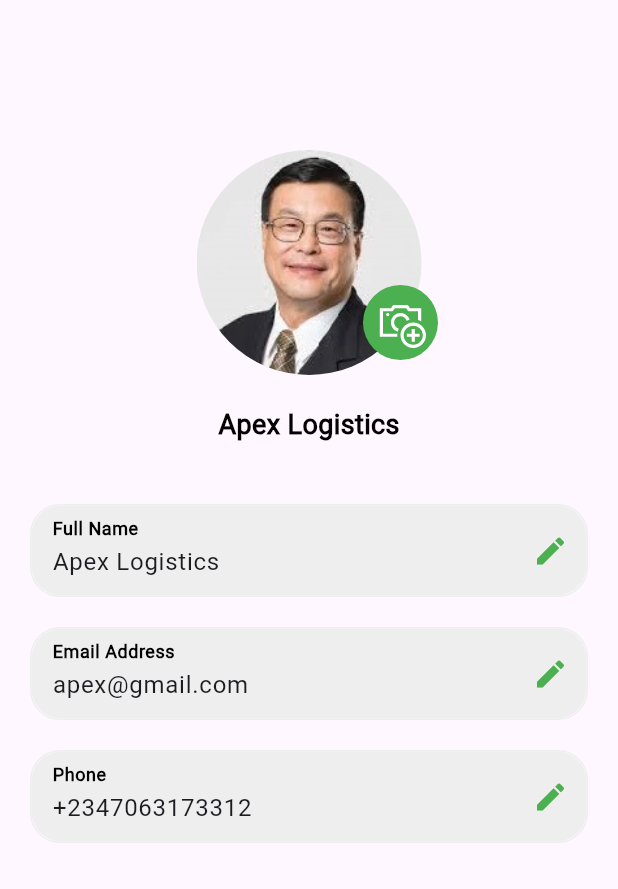
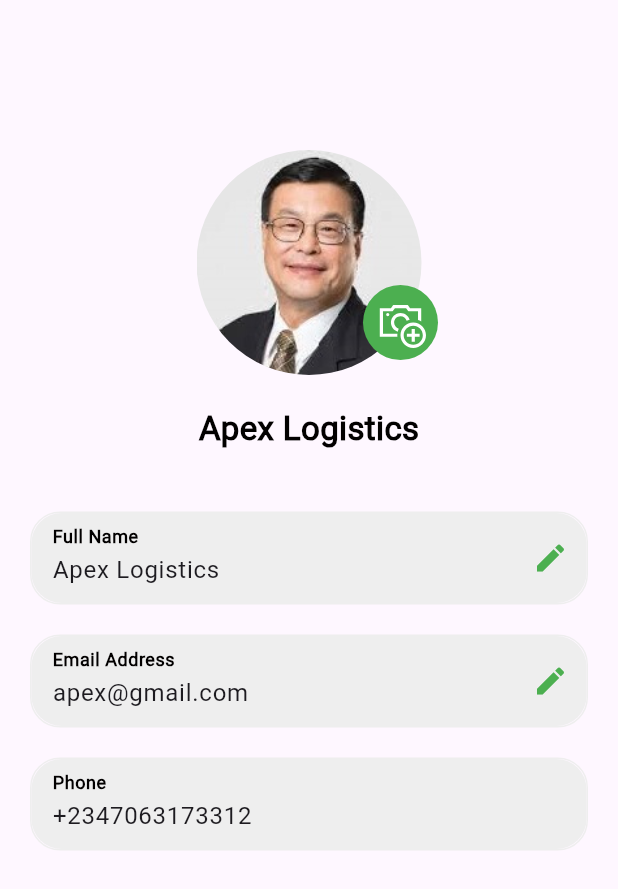
Before and after one commit to vastoutlet/apex_logistics, a Flutter app: the Profile screen opened by its route, on a phone screen of 412 x 824 dp. Shown: the top 889 px of the screen. Run offline on Flutter 3.47's test engine with Material 3 defaults, Android fonts, the light colour scheme and no system bars; our stand-ins replace animated_splash_screen, dotted_line, firebase_core, flutter_slidable, flutter_styled_toast, flutter_svg and 9 more; missing offline and left inert: another_stepper; accounts and stored records are empty.

Commit message:
:refactor: Profile screen (edit textfields)

```diff
--- a/lib/views/auth/profile.dart
+++ b/lib/views/auth/profile.dart
@@ -1,6 +1,4 @@
-import 'dart:convert';
-
-import 'package:apex_logistics/components/defaultForm.dart';
+import 'package:apex_logistics/components/defaultButton.dart';
 import 'package:apex_logistics/components/defaultText.dart';
 import 'package:apex_logistics/controllers/profile_controller.dart';
 import 'package:apex_logistics/utils/constant.dart';
@@ -18,8 +16,17 @@ class Profile extends StatelessWidget {
   @override
   Widget build(BuildContext context) {
     return Scaffold(
-      body: Padding(
-        padding: const EdgeInsets.symmetric(horizontal: 20.0, vertical: 100.0),
+      body: LayoutBuilder(
+        builder: (context, constraints) {
+          return SingleChildScrollView(
+            child: ConstrainedBox(
+              constraints: BoxConstraints(
+                  minHeight: constraints.minHeight,
+                  minWidth: constraints.minWidth),
+              child: IntrinsicHeight(
+                child: Padding(
+                  padding: const EdgeInsets.symmetric(
+                      horizontal: 20.0, vertical: 100.0),
                   child: Column(
                     children: [
                       Obx(() => controller.image.value == ''
@@ -64,7 +71,8 @@ class Profile extends StatelessWidget {
                                         !controller.showSelectionCard.value;
                                   },
                                   child: Container(
-                          padding: const EdgeInsets.symmetric(vertical: 8.0),
+                                    padding: const EdgeInsets.symmetric(
+                                        vertical: 8.0),
                                     width: 50,
                                     height: 50,
                                     decoration: BoxDecoration(
@@ -88,26 +96,30 @@ class Profile extends StatelessWidget {
                                             children: [
                                               InkWell(
                                                 onTap: () async {
-                                        await controller
-                                            .getImage(ImageSource.gallery);
+                                                  await controller.getImage(
+                                                      context,
+                                                      ImageSource.gallery);
                                                 },
                                                 child: const Row(
                                                   children: [
                                                     Icon(Icons.image, size: 30),
                                                     SizedBox(width: 10.0),
-                                          DefaultText(text: "Gallery"),
+                                                    DefaultText(
+                                                        text: "Gallery"),
                                                   ],
                                                 ),
                                               ),
                                               const SizedBox(height: 20.0),
                                               InkWell(
                                                 onTap: () async {
-                                        await controller
-                                            .getImage(ImageSource.camera);
+                                                  await controller.getImage(
+                                                      context,
+                                                      ImageSource.camera);
                                                 },
                                                 child: const Row(
                                                   children: [
-                                          Icon(Icons.camera_alt, size: 30),
+                                                    Icon(Icons.camera_alt,
+                                                        size: 30),
                                                     SizedBox(width: 10.0),
                                                     DefaultText(text: "Camera"),
                                                   ],
@@ -122,52 +134,81 @@ class Profile extends StatelessWidget {
                       const SizedBox(height: 20.0),
                       DefaultText(
                         text: controller.profileSnapshot.value.name,
-              size: 18.0,
+                        size: 22.0,
                         weight: FontWeight.bold,
                       ),
                       const SizedBox(height: 40.0),
                       Form(
                           child: Column(
                         children: [
-                ProfileTextField(
+                          Obx(() => ProfileTextField(
                                 controller: controller.name,
                                 labelText: "Full Name",
-                ),
+                                readonly: controller.nameReadOnly.value,
+                                borderColor: controller.nameBorderColor.value,
+                                suffixIcon: SuffixIcon(
+                                    toggleEdit: controller.nameToggleEdit),
+                              )),
                           const SizedBox(height: 20.0),
-                ProfileTextField(
+                          Obx(() => ProfileTextField(
                                 controller: controller.email,
                                 labelText: "Email Address",
-                ),
+                                readonly: controller.emailReadOnly.value,
+                                borderColor: controller.emailBorderColor.value,
+                                suffixIcon: SuffixIcon(
+                                    toggleEdit: controller.emailToggleEdit),
+                              )),
                           const SizedBox(height: 20.0),
                           ProfileTextField(
                             controller: controller.phone,
                             labelText: "Phone",
+                            readonly: true,
                           ),
+                          const SizedBox(height: 40.0),
+                          Obx(() => controller.editable.value
+                              ? DefaultButton(
+                                  onPressed: () {
+                                    controller.isClicked.value = true;
+                                  },
+                                  child:
+                                      controller.btnLoading("Update Profile"))
+                              : const SizedBox.shrink())
                         ],
                       ))
                     ],
                   ),
+                ),
+              ),
+            ),
+          );
+        },
       ),
     );
   }
 }
 
 class ProfileTextField extends StatelessWidget {
+  final TextEditingController controller;
+  final String? labelText;
+  final bool readonly;
+  final VoidCallback? toggleEdit;
+  final Widget? suffixIcon;
+  final Color borderColor;
+
   const ProfileTextField(
       {super.key,
       required this.controller,
       this.labelText,
-      this.readonly = false});
-
-  final TextEditingController controller;
-  final String? labelText;
-  final bool readonly;
+      this.readonly = false,
+      this.toggleEdit,
+      this.suffixIcon,
+      this.borderColor = Constants.whiteNormal});
 
   @override
   Widget build(BuildContext context) {
     return Container(
       decoration: BoxDecoration(
-        border: Border.all(color: Constants.whiteNormal),
+        border: Border.all(color: borderColor),
         borderRadius: BorderRadius.circular(20),
       ),
       child: TextFormField(
@@ -182,10 +223,7 @@ class ProfileTextField extends StatelessWidget {
             text: labelText,
             weight: FontWeight.bold,
           ),
-          suffixIcon: const Icon(
-            Icons.edit,
-            color: Constants.primaryNormal,
-          ),
+          suffixIcon: suffixIcon,
           fillColor: Constants.whiteNormal,
           filled: true,
           focusedBorder: UnderlineInputBorder(
@@ -199,3 +237,23 @@ class ProfileTextField extends StatelessWidget {
     );
   }
 }
+
+class SuffixIcon extends StatelessWidget {
+  const SuffixIcon({
+    super.key,
+    required this.toggleEdit,
+  });
+
+  final VoidCallback? toggleEdit;
+
+  @override
+  Widget build(BuildContext context) {
+    return GestureDetector(
+      onTap: toggleEdit,
+      child: const Icon(
+        Icons.edit,
+        color: Constants.primaryNormal,
+      ),
+    );
+  }
+}
```
Also changed, not shown: lib/controllers/profile_controller.dart (+52 -2 lines). Lines whose indentation alone changed are shown as unchanged.
